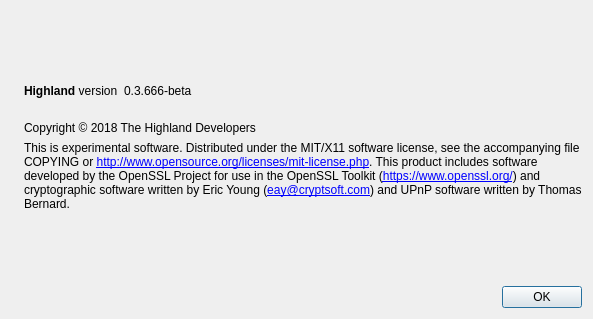
First picture: the form in src/qt/forms/aboutdialog.ui, repository hronopay/fd, before the edit.
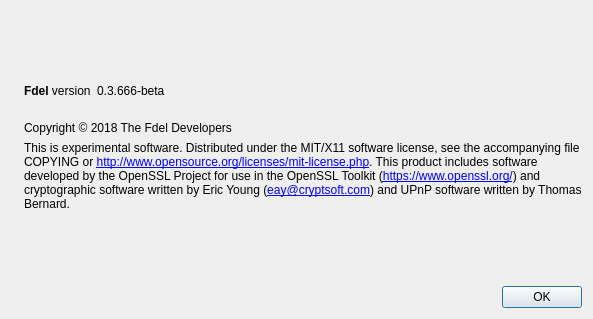
Second picture: the form after the edit. Icons and pictures are not drawn.

Diff of the .ui file:
```diff
--- a/src/qt/forms/aboutdialog.ui
+++ b/src/qt/forms/aboutdialog.ui
@@ -50,7 +50,7 @@
           <cursorShape>IBeamCursor</cursorShape>
          </property>
          <property name="text">
-          <string>&lt;b&gt;Highland&lt;/b&gt; version</string>
+          <string>&lt;b&gt;Fdel&lt;/b&gt; version</string>
          </property>
          <property name="textInteractionFlags">
           <set>Qt::LinksAccessibleByMouse|Qt::TextSelectableByKeyboard|Qt::TextSelectableByMouse</set>
@@ -92,7 +92,7 @@
        </property>
        <property name="text">
         <string>
-Copyright © 2018 The Highland Developers</string>
+Copyright © 2018 The Fdel Developers</string>
        </property>
        <property name="textInteractionFlags">
         <set>Qt::LinksAccessibleByMouse|Qt::TextSelectableByKeyboard|Qt::TextSelectableByMouse</set>
```
Left out of the diff: 2 changed lines with no effect on the pictures.
